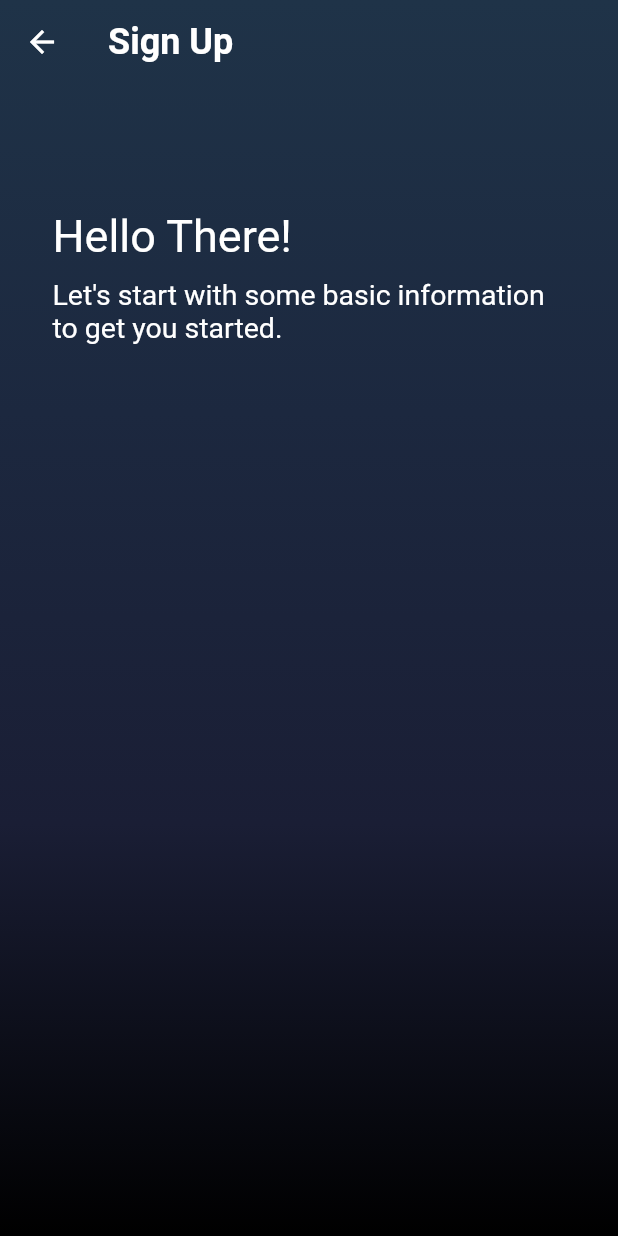
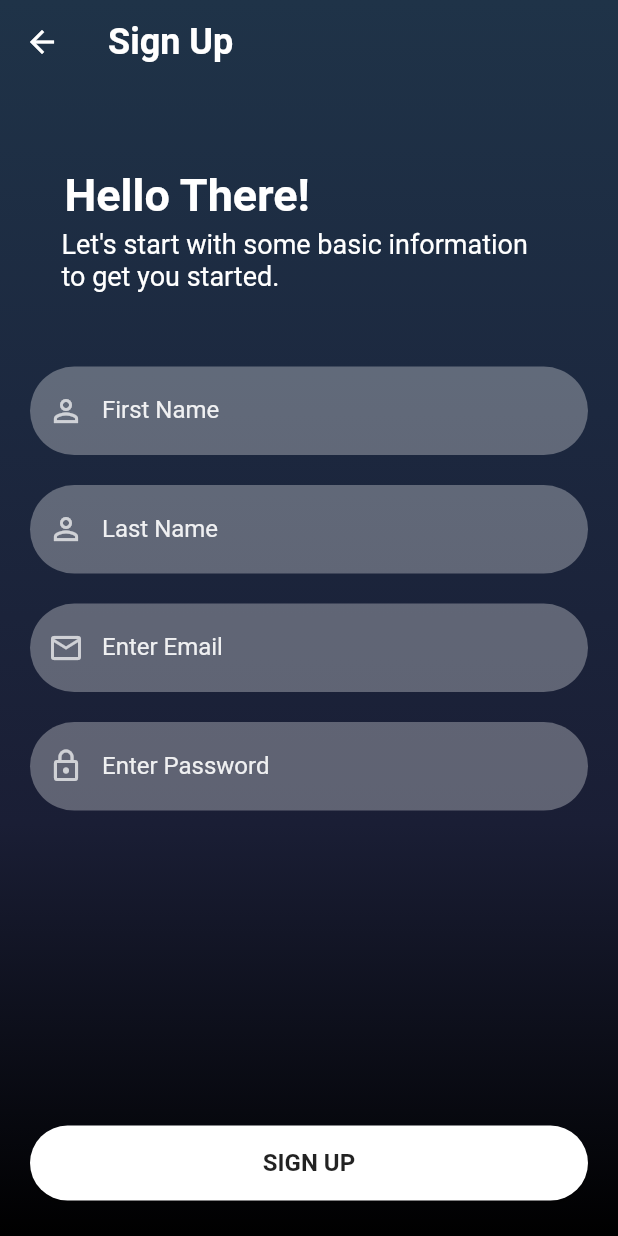
Before and after one commit to IsaacRamirez108/Flutter-Firebase_Authentication, a Flutter app: the screen it shows after launch, after a tap on "Sign Up", on a phone screen of 412 x 824 dp. Run offline on Flutter 3.47's test engine with Material 2 defaults, Android fonts, the phone set to English and light mode, and no system bars.

Commit message:
Creating all screens with background color

```diff
--- a/lib/Screens/signup_screen.dart
+++ b/lib/Screens/signup_screen.dart
@@ -1,18 +1,21 @@
 import 'package:flutter/material.dart';
 
 import '../reusable_widgets/reusable_widget.dart';
+import 'home_screen.dart';
 
 class SignUpScreen extends StatefulWidget {
   const SignUpScreen({Key? key}) : super(key: key);
 
   @override
   State<SignUpScreen> createState() => _SignUpScreenState();
-  // final TextEditingController _passwordTextController = TextEditingController();
-  // final TextEditingController _emailTextController = TextEditingController();
-  // final TextEditingController _userNameTextController = TextEditingController();
+
 }
 
 class _SignUpScreenState extends State<SignUpScreen> {
+  final TextEditingController _passwordTextController = TextEditingController();
+  final TextEditingController _emailTextController = TextEditingController();
+  final TextEditingController _firstNameTextController = TextEditingController();
+  final TextEditingController _lastNameTextController = TextEditingController();
   @override
   Widget build(BuildContext context) {
     return Scaffold(
@@ -37,43 +40,72 @@ class _SignUpScreenState extends State<SignUpScreen> {
               Color(0xFF1a1e35),
               Color(0xFF000000),
             ], begin: Alignment.topCenter, end: Alignment.bottomCenter)),
-
-        // Stack allows a new container to be created within the existing body container
-      child: Stack(children: [
+      child: SingleChildScrollView(
+        child: Padding(
+          padding: EdgeInsets.fromLTRB(
+              20, MediaQuery.of(context).size.height * 0.1, 20, 0),
+          child: Column(
+            children: <Widget>[
+              Stack(children: [
                 Container(
-          margin: const EdgeInsets.all(30),
+                    margin: const EdgeInsets.all(20),
                     // This is padding to position the text where I want it to be
-            padding: const EdgeInsets.only(left: 5,top: 110,right: 0,bottom: 0),
+                    padding: const EdgeInsets.only(left: 3,top: 10, right: 0, bottom: 0),
                     child: const Text.rich(
                         TextSpan(
                             children: <TextSpan>[
                               TextSpan(
                                   text: "Hello There!",
-                          style: TextStyle(fontSize: 30, color: Colors.white)
+                                  style: TextStyle(fontSize: 30, color: Colors.white, fontWeight: FontWeight.bold)
                               ),
                             ])
                     )
                 ),
                 Container(
-              margin: const EdgeInsets.all(30),
+                    //margin: const EdgeInsets.all(20),
+                    margin: const EdgeInsets.only(top: 20, left: 18, bottom: 50, right: 20),
                     // This is padding to position the text where I want it to be
-              padding: const EdgeInsets.only(left: 5,top: 155,right: 0,bottom: 0),
+                    padding: const EdgeInsets.only(left: 3, top: 50, right: 0, bottom: 0),
                     child: const Text.rich(
                         TextSpan(
                             children: <TextSpan>[
                               TextSpan(
                                   text: "Let's start with some basic information to get you started.",
-                            style: TextStyle(fontSize: 19, color: Colors.white)
+                                  style: TextStyle(fontSize: 18, color: Colors.white)
                               )
                             ])
                     )
-              )],
+                )
+              ],),
+              reusableTextField("First Name", Icons.person_outline, false, _firstNameTextController),
+              const SizedBox(
+                height: 20,
               ),
-
-
-
-
-
+              reusableTextField("Last Name", Icons.person_outline, false, _lastNameTextController),
+              const SizedBox(
+                height: 20,
+              ),
+              reusableTextField("Enter Email", Icons.email_outlined, false, _emailTextController),
+              const SizedBox(
+                height: 20,
+              ),
+              reusableTextField("Enter Password", Icons.lock_outline, false, _passwordTextController),
+              const SizedBox(
+                height: 200,
+              ),
+              // reusableTextField("Enter UserName", Icons.person_outline, false, _numberTextController),
+              // const SizedBox(
+              //   height: 20,
+              // ),
+              signInSignUpButton(context, false, () {
+                Navigator.push(context,
+                  MaterialPageRoute(builder: (context) => const HomeScreen()));
+              }),
+              // signUpOption()
+            ],
+          ),
+        ),
+      ),
 
 
       )
```
Also changed, not shown: lib/Screens/address_user_input.dart (added, +32 -0 lines), lib/Screens/address_verification_screen.dart (added, +32 -0 lines), lib/Screens/checkout_screen.dart (added, +32 -0 lines), lib/Screens/estimated_rent_screen.dart (added, +32 -0 lines), lib/Screens/home_screen.dart (+32 -0 lines), lib/Screens/lease_date_screen.dart (added, +31 -0 lines), lib/Screens/link_portal_screen.dart (added, +32 -0 lines), lib/Screens/settings_screen.dart (added, +33 -0 lines), lib/Screens/upload_lease_screen.dart (added, +32 -0 lines), lib/Screens/welcome_screen.dart (added, +38 -0 lines). Lines whose indentation alone changed are shown as unchanged.
